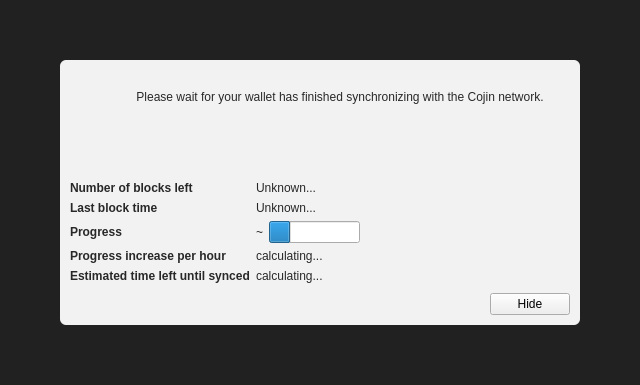
This is src/qt/forms/modaloverlay.ui in SmokeyWhiteHaze/cojin as Qt 5 draws it before an edit. The edited form follows.
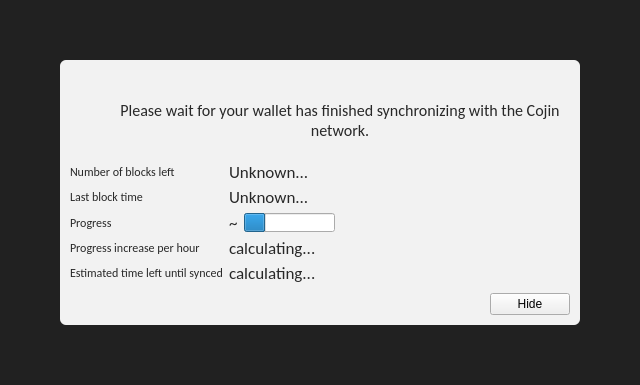
This is the edited form. Icons and pictures are not drawn. Custom widgets are drawn as their Qt base class.

```diff
--- a/src/qt/forms/modaloverlay.ui
+++ b/src/qt/forms/modaloverlay.ui
@@ -129,6 +129,12 @@
              </property>
              <item>
               <widget class="QLabel" name="infoText">
+               <property name="font">
+                <font>
+                 <family>Calibri</family>
+                 <pointsize>12</pointsize>
+                </font>
+               </property>
                <property name="text">
                 <string>Please wait for your wallet has finished synchronizing with the Cojin network.</string>
                </property>
@@ -143,38 +149,6 @@
                </property>
               </widget>
              </item>
-             <item>
-              <widget class="QLabel" name="infoTextStrong">
-               <property name="font">
-                <font>
-                 <weight>75</weight>
-                 <bold>true</bold>
-                </font>
-               </property>
-               <property name="text">
-                <string></string>
-               </property>
-               <property name="textFormat">
-                <enum>Qt::RichText</enum>
-               </property>
-               <property name="wordWrap">
-                <bool>true</bool>
-               </property>
-              </widget>
-             </item>
-             <item>
-              <spacer name="verticalSpacerInTextSpace">
-               <property name="orientation">
-                <enum>Qt::Vertical</enum>
-               </property>
-               <property name="sizeHint" stdset="0">
-                <size>
-                 <width>20</width>
-                 <height>40</height>
-                </size>
-               </property>
-              </spacer>
-             </item>
             </layout>
            </item>
           </layout>
@@ -210,8 +184,10 @@
             <widget class="QLabel" name="labelNumberOfBlocksLeft">
              <property name="font">
               <font>
-               <weight>75</weight>
-               <bold>true</bold>
+               <family>Calibri</family>
+               <pointsize>9</pointsize>
+               <weight>50</weight>
+               <bold>false</bold>
               </font>
              </property>
              <property name="text">
@@ -221,6 +197,12 @@
            </item>
            <item row="0" column="1">
             <widget class="QLabel" name="numberOfBlocksLeft">
+             <property name="font">
+              <font>
+               <family>Calibri</family>
+               <pointsize>13</pointsize>
+              </font>
+             </property>
              <property name="text">
               <string>Unknown...</string>
              </property>
@@ -230,8 +212,10 @@
             <widget class="QLabel" name="labelLastBlockTime">
              <property name="font">
               <font>
-               <weight>75</weight>
-               <bold>true</bold>
+               <family>Calibri</family>
+               <pointsize>9</pointsize>
+               <weight>50</weight>
+               <bold>false</bold>
               </font>
              </property>
              <property name="text">
@@ -247,6 +231,12 @@
                <verstretch>0</verstretch>
               </sizepolicy>
              </property>
+             <property name="font">
+              <font>
+               <family>Calibri</family>
+               <pointsize>13</pointsize>
+              </font>
+             </property>
              <property name="text">
               <string>Unknown...</string>
              </property>
@@ -256,8 +246,10 @@
             <widget class="QLabel" name="labelSyncDone">
              <property name="font">
               <font>
-               <weight>75</weight>
-               <bold>true</bold>
+               <family>Calibri</family>
+               <pointsize>9</pointsize>
+               <weight>50</weight>
+               <bold>false</bold>
               </font>
              </property>
              <property name="text">
@@ -269,6 +261,12 @@
             <layout class="QHBoxLayout" name="horizontalLayoutSync" stretch="0,1">
              <item>
               <widget class="QLabel" name="percentageProgress">
+               <property name="font">
+                <font>
+                 <family>Calibri</family>
+                 <pointsize>13</pointsize>
+                </font>
+               </property>
                <property name="text">
                 <string notr="true">~</string>
                </property>
@@ -290,8 +288,10 @@
             <widget class="QLabel" name="labelProgressIncrease">
              <property name="font">
               <font>
-               <weight>75</weight>
-               <bold>true</bold>
+               <family>Calibri</family>
+               <pointsize>9</pointsize>
+               <weight>50</weight>
+               <bold>false</bold>
               </font>
              </property>
              <property name="text">
@@ -301,6 +301,12 @@
            </item>
            <item row="4" column="1">
             <widget class="QLabel" name="progressIncreasePerH">
+             <property name="font">
+              <font>
+               <family>Calibri</family>
+               <pointsize>13</pointsize>
+              </font>
+             </property>
              <property name="text">
               <string>calculating...</string>
              </property>
@@ -310,8 +316,10 @@
             <widget class="QLabel" name="labelEstimatedTimeLeft">
              <property name="font">
               <font>
-               <weight>75</weight>
-               <bold>true</bold>
+               <family>Calibri</family>
+               <pointsize>9</pointsize>
+               <weight>50</weight>
+               <bold>false</bold>
               </font>
              </property>
              <property name="text">
@@ -321,6 +329,12 @@
            </item>
            <item row="5" column="1">
             <widget class="QLabel" name="expectedTimeLeft">
+             <property name="font">
+              <font>
+               <family>Calibri</family>
+               <pointsize>13</pointsize>
+              </font>
+             </property>
              <property name="text">
               <string>calculating...</string>
              </property>
```
